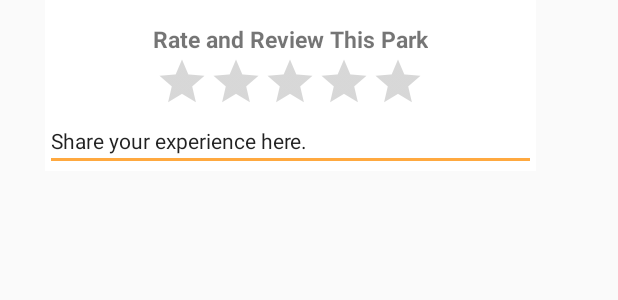
After one commit to sup246/ParkPal, an Android app: the layout park_review_layout.xml on its own in the app's theme, with its tools: preview values and no code run, on a phone screen of 412 x 824 dp. The commit adds this screen. Shown: the top 300 px of the screen. Run offline under Robolectric (Android 15) with nearby library versions, the phone set to English and light mode, and no system bars.

Commit message:
Made a button to add a user review. Need to store the reviews (add a save button to store back to a database location)

```diff
--- /dev/null
+++ b/app/src/main/res/layout/park_review_layout.xml
@@ -0,0 +1,43 @@
+<?xml version="1.0" encoding="utf-8"?>
+<LinearLayout xmlns:android="http://schemas.android.com/apk/res/android"
+    android:id="@+id/Review"
+    android:layout_width="wrap_content"
+    android:layout_height="wrap_content"
+    android:layout_marginLeft="30dp"
+    android:background="@color/white"
+    android:orientation="vertical">
+
+
+    <TextView
+        android:id="@+id/tvReview"
+        android:layout_width="wrap_content"
+        android:layout_height="wrap_content"
+        android:layout_marginTop="15dp"
+        android:layout_gravity="center"
+        android:text="Rate and Review This Park"
+        android:textStyle="bold"
+        android:textSize="15sp" />
+
+    <RatingBar
+        android:id="@+id/addRatingBar"
+        style="@android:style/Widget.DeviceDefault.Light.RatingBar.Indicator"
+        android:layout_width="wrap_content"
+        android:layout_height="37dp"
+        android:layout_gravity="center"
+        android:clickable="true"
+        android:contextClickable="false"
+        android:isIndicator="true"
+        android:numStars="5"
+        android:stepSize="1" />
+
+    <EditText
+        android:id="@+id/addReviewTxt"
+        android:layout_width="327dp"
+        android:layout_height="wrap_content"
+        android:layout_gravity="center"
+        android:ems="10"
+        android:inputType="textMultiLine"
+        android:text="Share your experience here."
+        android:textAppearance="@style/TextAppearance.AppCompat.Body1" />
+
+</LinearLayout>
```
Also changed, not shown: app/src/main/java/com/psu/sweng500/team4/parkpal/ParkDetails.java (+36 -2 lines), app/src/main/res/layout/activity_park_details.xml (+40 -26 lines).
